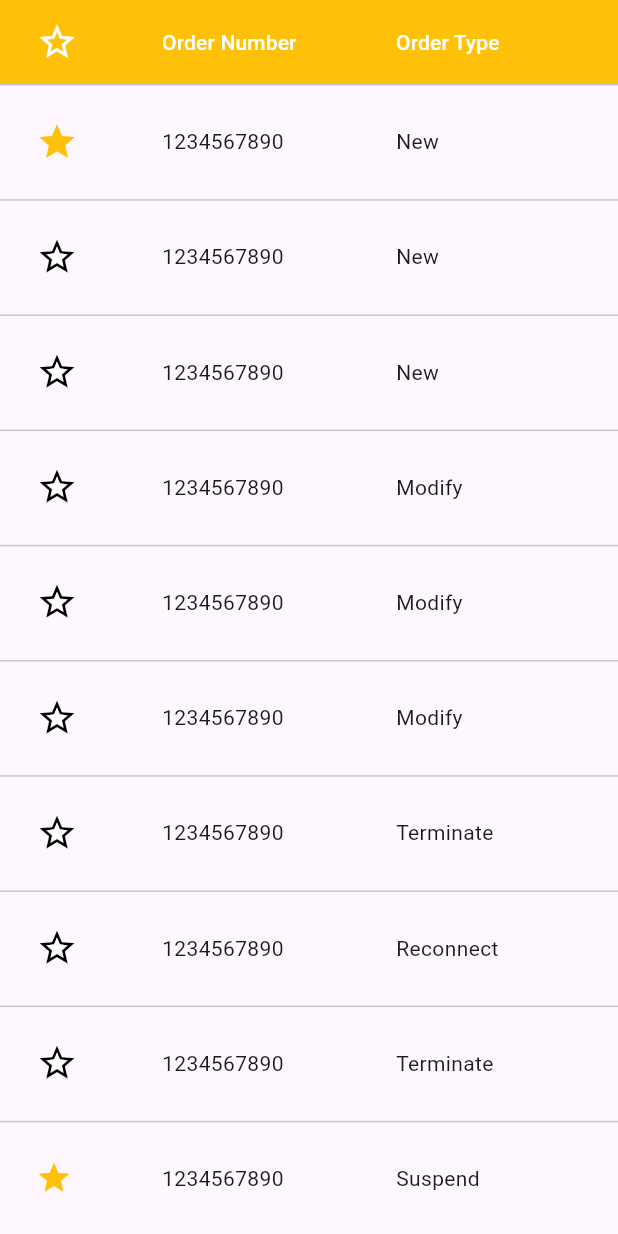
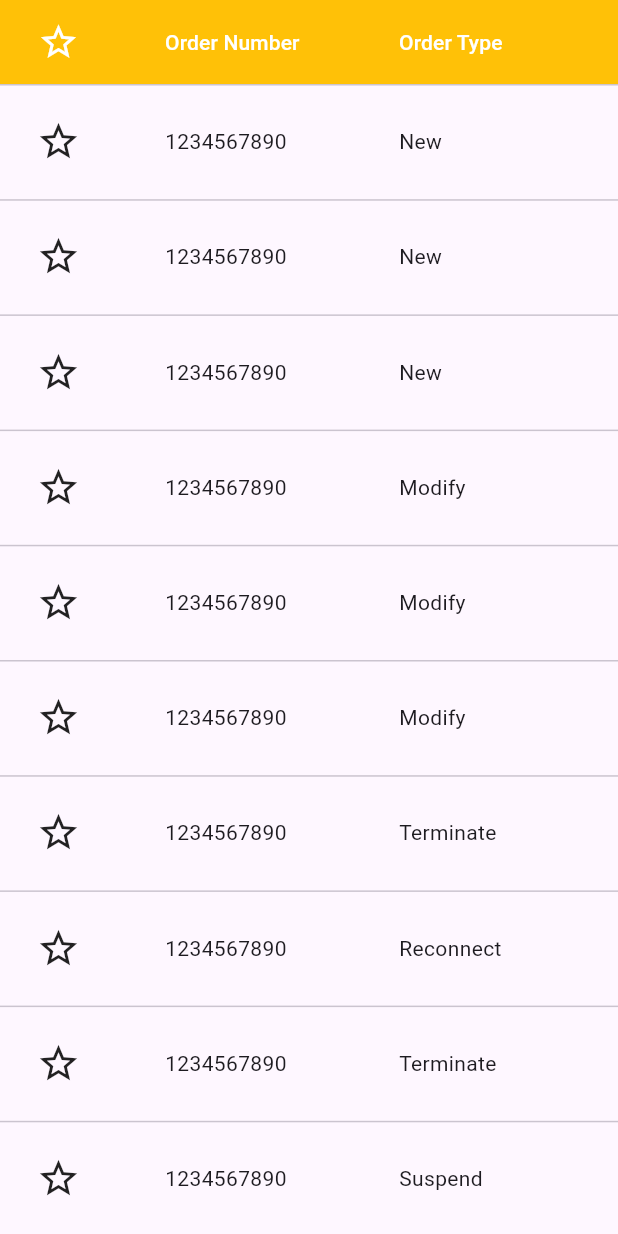
Before and after one commit to mindctd/mindflutter, a Flutter app: the DataTable1 widget shown alone on an empty page, opened directly, on a phone screen of 412 x 824 dp. Run offline on Flutter 3.47's test engine with Material 3 defaults, Android fonts, the phone set to English and light mode, and no system bars.

Commit message:
Mind so sorry

```diff
--- a/lib/main.dart
+++ b/lib/main.dart
@@ -1,5 +1,6 @@
+import 'package:dashboard/screens.home/Task.dart';
 import 'package:flutter/material.dart';
-import 'package:dashboard/screens.home/home2.dart';
+import 'package:dashboard/screens.home/home.dart';
 
 void main() {
   runApp(const MyApp());
@@ -17,7 +18,7 @@ class MyApp extends StatelessWidget {
         colorScheme: ColorScheme.fromSeed(seedColor: Colors.deepPurple),
         useMaterial3: true,
       ),
-      home: Home2(),
+      home: TaskStatus(),
     );
   }
 }
--- a/lib/screens.home/home.dart
+++ b/lib/screens.home/home.dart
@@ -19,8 +19,7 @@ class _HomeState extends State<Home> {
             margin: const EdgeInsets.fromLTRB(30, 40, 30, 20),
             child: const Text(
               "Order Status : New",
-              style: TextStyle(
-                  fontFamily: "NT Bold", fontSize: 18, color: Colors.amber),
+              style: TextStyle(fontSize: 18, color: Colors.amber),
             ),
           ),
           Container(
@@ -73,6 +72,31 @@ class _HomeState extends State<Home> {
           ),
         ],
       )),
+    );
+  }
+}
+
+class StarCheckbox extends StatefulWidget {
+  @override
+  _StarCheckboxState createState() => _StarCheckboxState();
+}
+
+class _StarCheckboxState extends State<StarCheckbox> {
+  bool isChecked = false;
+
+  @override
+  Widget build(BuildContext context) {
+    return GestureDetector(
+      onTap: () {
+        setState(() {
+          isChecked = !isChecked;
+        });
+      },
+      child: Icon(
+        isChecked ? Icons.star : Icons.star_border,
+        color: isChecked ? Colors.amber : null,
+        size: 30.0, // ขนาดของดาว
+      ),
     );
   }
 }
@@ -836,11 +860,7 @@ class DataTable1 extends StatelessWidget {
         rows: <DataRow>[
           DataRow(
             cells: <DataCell>[
-              DataCell(Icon(
-                Icons.star,
-                color: Colors.amber,
-                size: 28,
-              )),
+              DataCell(StarCheckbox()),
               DataCell(Text('1234567890')),
               DataCell(Text('New')),
               DataCell(Text('-')),
@@ -851,24 +871,7 @@ class DataTable1 extends StatelessWidget {
           ),
           DataRow(
             cells: <DataCell>[
-              DataCell(
-                Stack(
-                  children: [
-                    Icon(
-                      Icons.star_border,
-                      color: Colors.black,
-                      size: 28,
-                    ),
-                    Positioned.fill(
-                      child: Icon(
-                        Icons.star,
-                        color: Colors.white,
-                        size: 15,
-                      ),
-                    ),
-                  ],
-                ),
-              ),
+              DataCell(StarCheckbox()),
               DataCell(Text('1234567890')),
               DataCell(Text('New')),
               DataCell(Text('-')),
@@ -879,24 +882,7 @@ class DataTable1 extends StatelessWidget {
           ),
           DataRow(
             cells: <DataCell>[
-              DataCell(
-                Stack(
-                  children: [
-                    Icon(
-                      Icons.star_border,
-                      color: Colors.black,
-                      size: 28,
-                    ),
-                    Positioned.fill(
-                      child: Icon(
-                        Icons.star,
-                        color: Colors.white,
-                        size: 15,
-                      ),
-                    ),
-                  ],
-                ),
-              ),
+              DataCell(StarCheckbox()),
               DataCell(Text('1234567890')),
               DataCell(Text('New')),
               DataCell(Text('-')),
@@ -907,24 +893,7 @@ class DataTable1 extends StatelessWidget {
           ),
           DataRow(
             cells: <DataCell>[
-              DataCell(
-                Stack(
-                  children: [
-                    Icon(
-                      Icons.star_border,
-                      color: Colors.black,
-                      size: 28,
-                    ),
-                    Positioned.fill(
-                      child: Icon(
-                        Icons.star,
-                        color: Colors.white,
-                        size: 15,
-                      ),
-                    ),
-                  ],
-                ),
-              ),
+              DataCell(StarCheckbox()),
               DataCell(Text('1234567890')),
               DataCell(Text('Modify')),
               DataCell(Text('-')),
@@ -935,24 +904,7 @@ class DataTable1 extends StatelessWidget {
           ),
           DataRow(
             cells: <DataCell>[
-              DataCell(
-                Stack(
-                  children: [
-                    Icon(
-                      Icons.star_border,
-                      color: Colors.black,
-                      size: 28,
-                    ),
-                    Positioned.fill(
-                      child: Icon(
-                        Icons.star,
-                        color: Colors.white,
-                        size: 15,
-                      ),
-                    ),
-                  ],
-                ),
-              ),
+              DataCell(StarCheckbox()),
               DataCell(Text('1234567890')),
               DataCell(Text('Modify')),
               DataCell(Text('-')),
@@ -963,24 +915,7 @@ class DataTable1 extends StatelessWidget {
           ),
           DataRow(
             cells: <DataCell>[
-              DataCell(
-                Stack(
-                  children: [
-                    Icon(
-                      Icons.star_border,
-                      color: Colors.black,
-                      size: 28,
-                    ),
-                    Positioned.fill(
-                      child: Icon(
-                        Icons.star,
-                        color: Colors.white,
-                        size: 15,
-                      ),
-                    ),
-                  ],
-                ),
-              ),
+              DataCell(StarCheckbox()),
               DataCell(Text('1234567890')),
               DataCell(Text('Modify')),
               DataCell(Text('-')),
@@ -991,24 +926,7 @@ class DataTable1 extends StatelessWidget {
           ),
           DataRow(
             cells: <DataCell>[
-              DataCell(
-                Stack(
-                  children: [
-                    Icon(
-                      Icons.star_border,
-                      color: Colors.black,
-                      size: 28,
-                    ),
-                    Positioned.fill(
-                      child: Icon(
-                        Icons.star,
-                        color: Colors.white,
-                        size: 15,
-                      ),
-                    ),
-                  ],
-                ),
-              ),
+              DataCell(StarCheckbox()),
               DataCell(Text('1234567890')),
               DataCell(Text('Terminate')),
               DataCell(Text('-')),
@@ -1019,24 +937,7 @@ class DataTable1 extends StatelessWidget {
           ),
           DataRow(
             cells: <DataCell>[
-              DataCell(
-                Stack(
-                  children: [
-                    Icon(
-                      Icons.star_border,
-                      color: Colors.black,
-                      size: 28,
-                    ),
-                    Positioned.fill(
-                      child: Icon(
-                        Icons.star,
-                        color: Colors.white,
-                        size: 15,
-                      ),
-                    ),
-                  ],
-                ),
-              ),
+              DataCell(StarCheckbox()),
               DataCell(Text('1234567890')),
               DataCell(Text('Reconnect')),
               DataCell(Text('-')),
@@ -1047,24 +948,7 @@ class DataTable1 extends StatelessWidget {
           ),
           DataRow(
             cells: <DataCell>[
-              DataCell(
-                Stack(
-                  children: [
-                    Icon(
-                      Icons.star_border,
-                      color: Colors.black,
-                      size: 28,
-                    ),
-                    Positioned.fill(
-                      child: Icon(
-                        Icons.star,
-                        color: Colors.white,
-                        size: 15,
-                      ),
-                    ),
-                  ],
-                ),
-              ),
+              DataCell(StarCheckbox()),
               DataCell(Text('1234567890')),
               DataCell(Text('Terminate')),
               DataCell(Text('-')),
@@ -1075,10 +959,7 @@ class DataTable1 extends StatelessWidget {
           ),
           DataRow(
             cells: <DataCell>[
-              DataCell(Icon(
-                Icons.star,
-                color: Colors.amber,
-              )),
+              DataCell(StarCheckbox()),
               DataCell(Text('1234567890')),
               DataCell(Text('Suspend')),
               DataCell(Text('-')),
@@ -1233,7 +1114,10 @@ class DataTable1 extends StatelessWidget {
           ),
           Padding(
             padding: const EdgeInsets.fromLTRB(0, 0, 40, 0),
-            child: Text("page"),
+            child: Text(
+              "page",
+              style: TextStyle(fontWeight: FontWeight.bold),
+            ),
           )
         ],
       ))
--- a/lib/screens.home/home2.dart
+++ b/lib/screens.home/home2.dart
@@ -19,8 +19,7 @@ class _Home2State extends State<Home2> {
             padding: const EdgeInsets.fromLTRB(20, 16, 0, 16),
             child: Text(
               "Transfer Approval Task",
-              style: TextStyle(
-                  fontSize: 24, color: Colors.amber, fontFamily: 'NT'),
+              style: TextStyle(fontSize: 24, color: Colors.amber),
             ),
           ),
           backgroundColor: Color.fromARGB(255, 255, 248, 226),
```
Also changed, not shown: lib/screens.home/Task.dart (added, +402 -0 lines).
